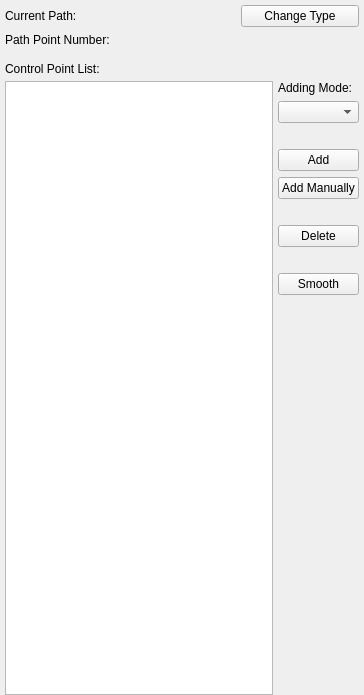
SimVascular/SimVascular, file Code/Source/Plugins/org.sv.gui.qt.pathplanning/src/internal/svPathEdit.ui: the form before one commit.
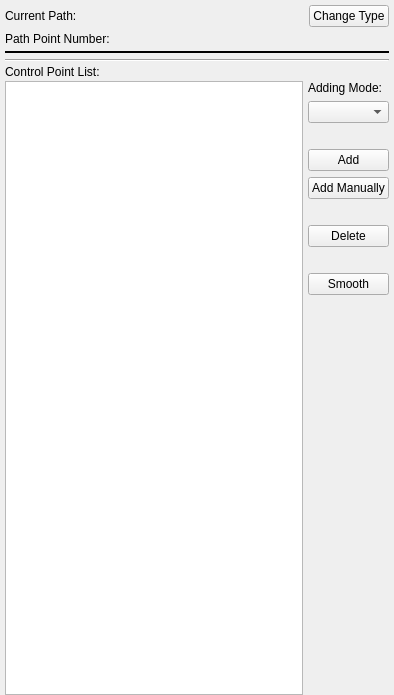
The form after the commit. Custom widgets are drawn as their Qt base class.

Commit message: provide mesh info; make table name column not editable; modify plugin gui for clear view

```diff
--- a/Code/Source/Plugins/org.sv.gui.qt.pathplanning/src/internal/svPathEdit.ui
+++ b/Code/Source/Plugins/org.sv.gui.qt.pathplanning/src/internal/svPathEdit.ui
@@ -6,7 +6,7 @@
    <rect>
     <x>0</x>
     <y>0</y>
-    <width>364</width>
+    <width>394</width>
     <height>695</height>
    </rect>
   </property>
@@ -21,7 +21,7 @@
   </property>
   <layout class="QVBoxLayout" name="verticalLayout">
    <property name="spacing">
-    <number>5</number>
+    <number>0</number>
    </property>
    <property name="leftMargin">
     <number>5</number>
@@ -48,7 +48,10 @@
        <number>0</number>
       </property>
       <property name="bottomMargin">
-       <number>0</number>
+       <number>5</number>
+      </property>
+      <property name="spacing">
+       <number>5</number>
       </property>
       <item row="0" column="0">
        <widget class="QLabel" name="label_6">
@@ -65,6 +68,12 @@
       </item>
       <item row="0" column="2">
        <widget class="QPushButton" name="btnChange">
+        <property name="sizePolicy">
+         <sizepolicy hsizetype="Fixed" vsizetype="Fixed">
+          <horstretch>0</horstretch>
+          <verstretch>0</verstretch>
+         </sizepolicy>
+        </property>
         <property name="text">
          <string>Change Type</string>
         </property>
@@ -101,7 +110,44 @@
     </widget>
    </item>
    <item>
-    <widget class="svResliceSlider" name="resliceSlider" native="true"/>
+    <widget class="Line" name="line">
+     <property name="frameShadow">
+      <enum>QFrame::Plain</enum>
+     </property>
+     <property name="lineWidth">
+      <number>2</number>
+     </property>
+     <property name="midLineWidth">
+      <number>1</number>
+     </property>
+     <property name="orientation">
+      <enum>Qt::Horizontal</enum>
+     </property>
+    </widget>
+   </item>
+   <item>
+    <widget class="QWidget" name="widget_4" native="true">
+     <layout class="QGridLayout" name="gridLayout_2">
+      <property name="leftMargin">
+       <number>0</number>
+      </property>
+      <property name="topMargin">
+       <number>2</number>
+      </property>
+      <property name="rightMargin">
+       <number>0</number>
+      </property>
+      <property name="bottomMargin">
+       <number>3</number>
+      </property>
+      <property name="spacing">
+       <number>0</number>
+      </property>
+      <item row="0" column="0">
+       <widget class="svResliceSlider" name="resliceSlider" native="true"/>
+      </item>
+     </layout>
+    </widget>
    </item>
    <item>
     <widget class="QWidget" name="widget" native="true">
@@ -121,6 +167,13 @@
      </layout>
     </widget>
    </item>
+   <item>
+    <widget class="Line" name="line_2">
+     <property name="orientation">
+      <enum>Qt::Horizontal</enum>
+     </property>
+    </widget>
+   </item>
    <item>
     <widget class="QWidget" name="widget_6" native="true">
      <layout class="QHBoxLayout" name="horizontalLayout_3">
@@ -131,13 +184,13 @@
        <number>0</number>
       </property>
       <property name="topMargin">
-       <number>0</number>
+       <number>3</number>
       </property>
       <property name="rightMargin">
        <number>0</number>
       </property>
       <property name="bottomMargin">
-       <number>0</number>
+       <number>2</number>
       </property>
       <item>
        <widget class="QLabel" name="label_2">
```
The commit also changes 7 other files.
